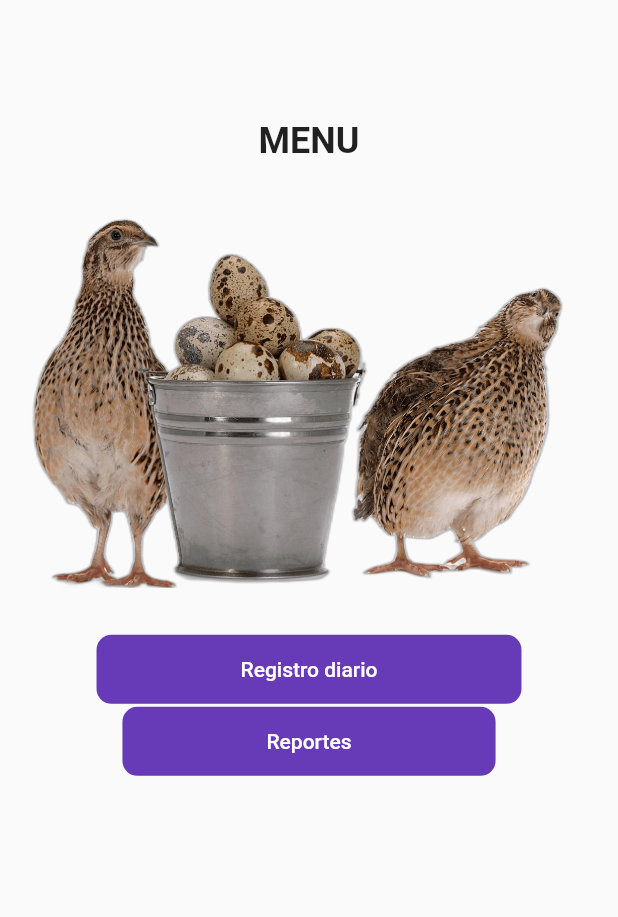
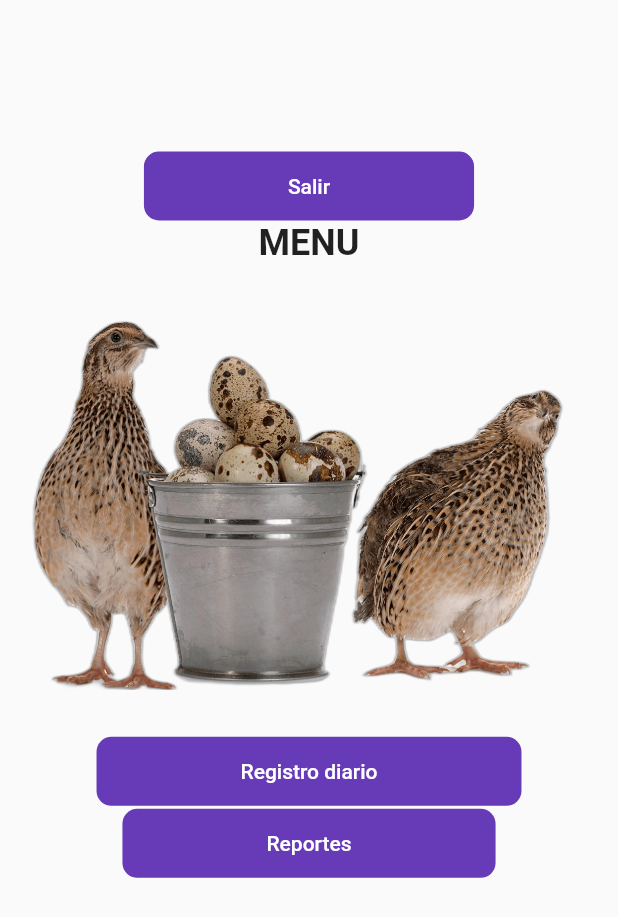
Before and after one commit to russelldelgado/codornices, a Flutter app: the HomePage screen opened by its route, on a phone screen of 412 x 824 dp. Shown: the top 917 px of the screen. Run offline on Flutter 3.47's test engine with Material 2 defaults, Android fonts, the light colour scheme and no system bars; our stand-ins replace sqflite; accounts and stored records are empty.

Commit message:
login - register - home - splash - icon

```diff
--- a/lib/pages/home_page.dart
+++ b/lib/pages/home_page.dart
@@ -33,10 +33,25 @@ class _HomePageState extends State<HomePage> with WidgetsBindingObserver {
         child: Column(
           mainAxisAlignment: MainAxisAlignment.center,
           children: [
-            SizedBox(height: 80),
-
-            //TODO ; TEXTO
-
+            SizedBox(height: 100),
+            Container(
+              child: MaterialButton(
+                  shape: RoundedRectangleBorder(
+                      borderRadius: BorderRadius.circular(10)),
+                  disabledColor: Colors.grey,
+                  elevation: 0,
+                  color: Colors.deepPurple,
+                  child: Container(
+                      padding:
+                          EdgeInsets.symmetric(horizontal: 80, vertical: 15),
+                      child: Text(
+                        'Salir',
+                        style: TextStyle(color: Colors.white),
+                      )),
+                  onPressed: () async {
+                    Navigator.pushReplacementNamed(context, LoginPage.route);
+                  }),
+            ),
             Container(
               child: Text('MENU',
                   style: TextStyle(
@@ -45,19 +60,12 @@ class _HomePageState extends State<HomePage> with WidgetsBindingObserver {
                   )),
             ),
             SizedBox(height: 30),
-
-            //TODO : IMAGEN
             Container(
               child: Image(
                 image: AssetImage('assets/codornis.png'),
               ),
             ),
-
-            //TODO : METER LO QUE ES USUARIO
-
-            //TODO : METER LO QUE ES CONTRASEÑA
             SizedBox(height: 30),
-
             MaterialButton(
                 shape: RoundedRectangleBorder(
                     borderRadius: BorderRadius.circular(10)),
@@ -73,7 +81,6 @@ class _HomePageState extends State<HomePage> with WidgetsBindingObserver {
                 onPressed: () {
                   Navigator.pushReplacementNamed(context, 'home');
                 }),
-
             MaterialButton(
                 shape: RoundedRectangleBorder(
                     borderRadius: BorderRadius.circular(10)),
```
Also changed, not shown: pubspec.yaml (+20 -0 lines), assets/logo.png (added), pubspec.lock, 50 other files.
